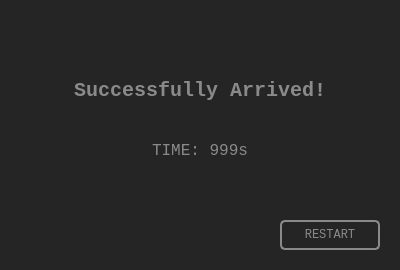
The window that Forms/success.ui (LIU42/Maze) describes before a commit, drawn with Qt 5.
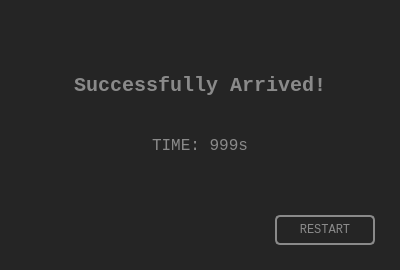
The same window after the commit.

Commit message: 少量修改。

Patch:
```diff
--- a/Forms/success.ui
+++ b/Forms/success.ui
@@ -25,8 +25,8 @@
   <widget class="QPushButton" name="restartButton">
    <property name="geometry">
     <rect>
-     <x>280</x>
-     <y>220</y>
+     <x>275</x>
+     <y>215</y>
      <width>100</width>
      <height>30</height>
     </rect>
@@ -56,7 +56,7 @@
    <property name="geometry">
     <rect>
      <x>0</x>
-     <y>60</y>
+     <y>55</y>
      <width>400</width>
      <height>60</height>
     </rect>
@@ -82,7 +82,7 @@
    <property name="geometry">
     <rect>
      <x>0</x>
-     <y>120</y>
+     <y>115</y>
      <width>400</width>
      <height>60</height>
     </rect>
```
The commit also changes 1 other file.
